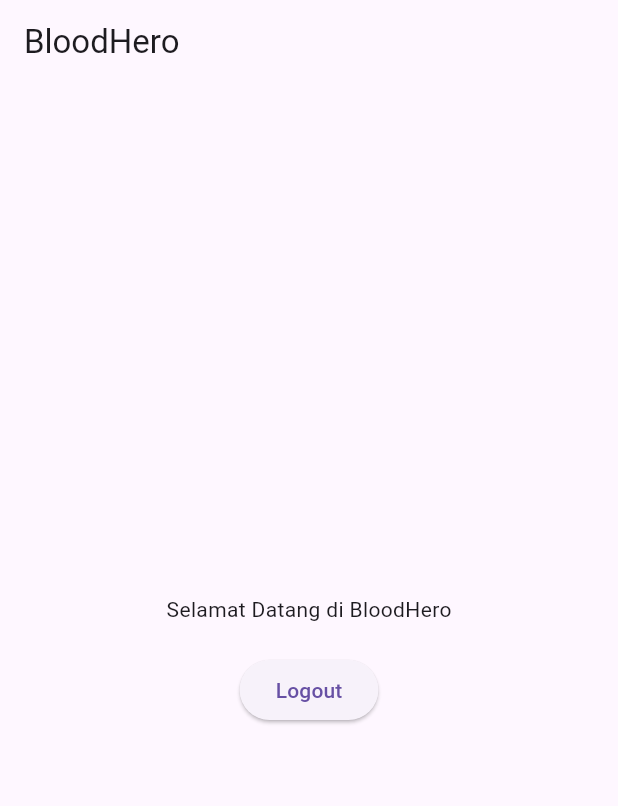
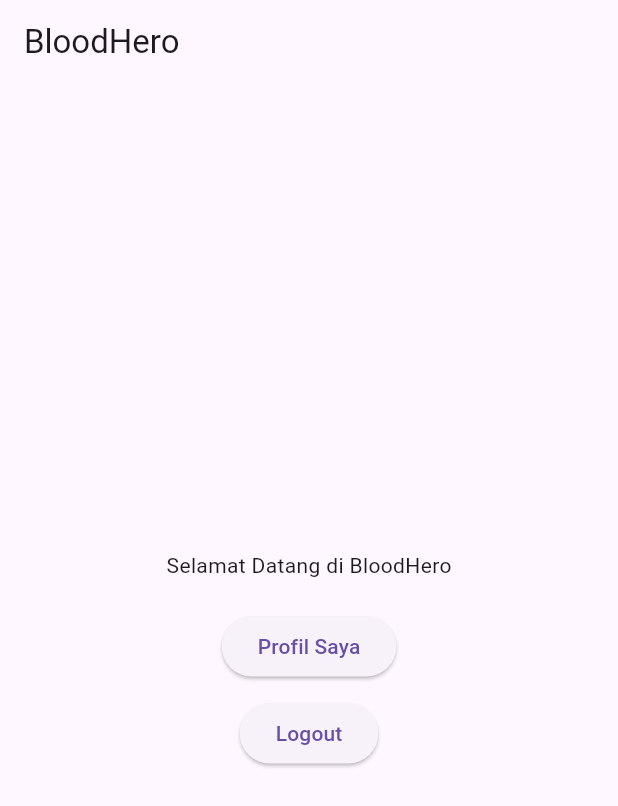
Before and after one commit to Latifah254/BloodHero, a Flutter app: the HomeView screen opened directly, on a phone screen of 412 x 824 dp. Shown: the top 806 px of the screen. Run offline on Flutter 3.47's test engine with Material 3 defaults, Android fonts, the phone set to English and light mode, and no system bars; our stand-ins replace shared_preferences; accounts and stored records are empty.

Commit message:
Update home.dart

```diff
--- a/lib/views/home.dart
+++ b/lib/views/home.dart
@@ -1,6 +1,7 @@
 import 'package:bloodhero_app/controller/userController.dart';
 import 'package:bloodhero_app/views/login.dart';
 import 'package:flutter/material.dart';
+import 'package:bloodhero_app/views/profile.dart';
 
 class HomeView extends StatelessWidget {
   const HomeView({super.key});
@@ -17,6 +18,18 @@ class HomeView extends StatelessWidget {
           children: [
             const Text("Selamat Datang di BloodHero"),
             const SizedBox(height: 20,),
+
+            ElevatedButton(
+              onPressed: () {
+                Navigator.push(
+                  context,
+                  MaterialPageRoute(builder: (_) => const ProfileView()),
+                );
+              },
+              child: const Text("Profil Saya"),
+            ),
+
+            const SizedBox(height: 10),
 
             ElevatedButton(
               onPressed: () async {
```
Also changed, not shown: 1 other file.
